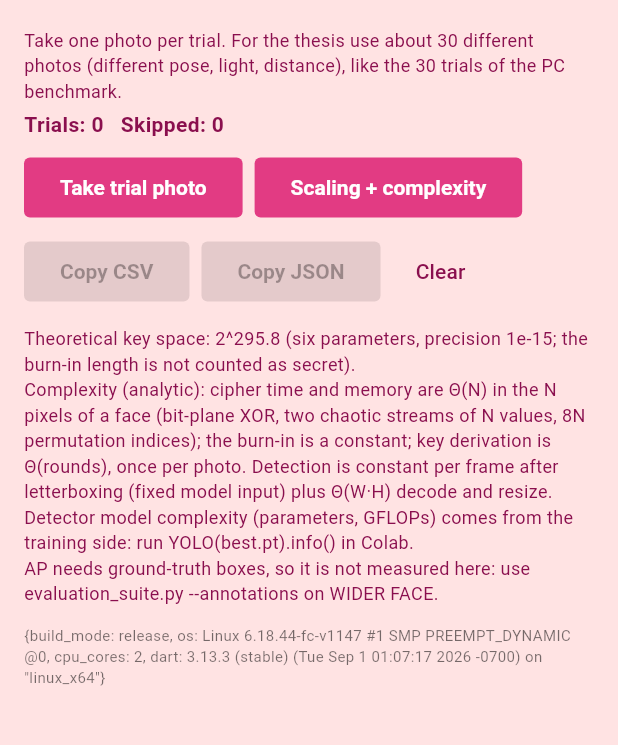
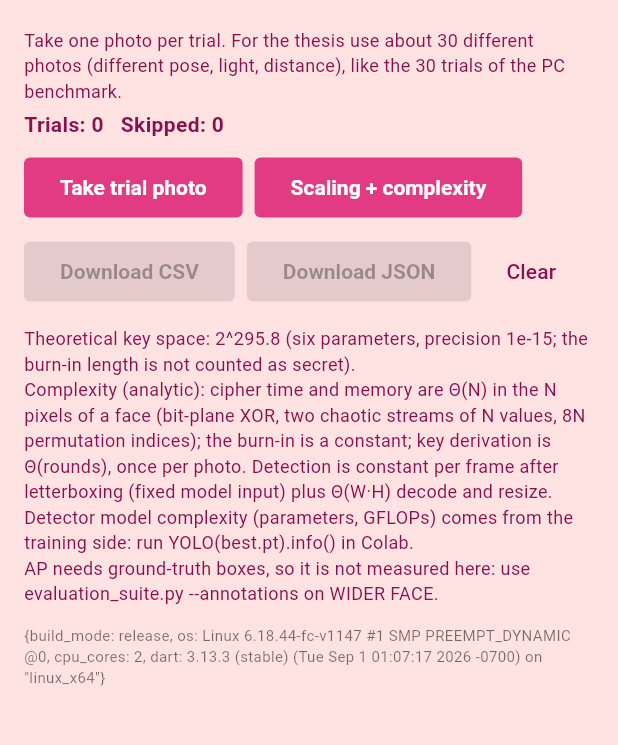
Before and after one commit to jenniferbudim/SEW, a Flutter app: the MetricsPage screen opened directly, on a phone screen of 412 x 824 dp, the part 63-808 px from its top. Run offline on Flutter 3.47's test engine with Material 3 defaults, Android fonts, the phone set to English and light mode, and no system bars; our stand-ins replace camera, cloud_firestore, cloud_functions, file_picker, firebase_auth, firebase_core and 3 more; missing offline and left inert: tflite_flutter; accounts and stored records are empty.

Commit message:
Minor adjustments

```diff
--- a/lib/cloud/score_log.dart
+++ b/lib/cloud/score_log.dart
@@ -19,7 +19,7 @@ void logScore({
   Map<String, int>? timingsMs,
   double? liveScore, // spoof score, lower = more live
   int? sharpness,
-  String? liveVerdict, // 'live' | 'spoof-or-quality' | null if not run
+  String? liveVerdict, // 'live' | 'spoof' | 'too-blurry' | 'error' | null if not run
   String? liveMode, // off | logOnly | enforce
   int? failCount, // consecutive failed attempts after this one
 }) {
--- a/lib/recognition/tflite_liveness.dart
+++ b/lib/recognition/tflite_liveness.dart
@@ -24,6 +24,10 @@ class LivenessResult {
   final int? sharpness; // Laplacian count on the 256x256 crop
   final String? reason; // human-readable, when live == false
   final bool faceFound;
+
+  /// Reason label for the score log: 'live' | 'spoof' (model score too high) | 'too-blurry' (sharpness gate, the
+  /// model was not run) | 'error' (the check could not run).
+  String get verdict => live ? 'live' : (score != null ? 'spoof' : (sharpness != null ? 'too-blurry' : 'error'));
 }
 
 class _Job {
--- a/lib/ui/metrics_page.dart
+++ b/lib/ui/metrics_page.dart
@@ -1,5 +1,7 @@
 import 'dart:convert';
 import 'dart:io' show Platform, ProcessInfo;
+import 'dart:typed_data';
+import 'package:file_picker/file_picker.dart';
 import 'package:flutter/foundation.dart' hide Summary;
 import 'package:flutter/material.dart';
 import 'package:flutter/services.dart';
@@ -229,6 +231,20 @@ class _MetricsPageState extends State<MetricsPage> {
     return b.toString();
   }
 
+  bool _isHist(String k) => k.startsWith('h_p') || k.startsWith('h_c');
+
+  /// One entry per trial: {plain: [[256 R], [256 G], [256 B]], cipher: [...]}, taken out of the rows.
+  List<Map<String, dynamic>> _histograms() => [
+        for (final r in _rows)
+          {
+            for (final kind in const ['plain', 'cipher'])
+              kind: [
+                for (var c = 0; c < 3; c++)
+                  [for (var b = 0; b < 256; b++) (r['h_${kind == 'plain' ? 'p' : 'c'}${c}_$b'] ?? 0).toInt()]
+              ]
+          }
+      ];
+
   String _json() => const JsonEncoder.withIndent('  ').convert(_clean({
         'device': _device(),
         'config': {
@@ -246,12 +262,27 @@ class _MetricsPageState extends State<MetricsPage> {
         'keyspace_theoretical_log2': theoreticalKeyspaceLog2(),
         'summary': {for (final e in _summaries().entries) e.key: e.value.toJson()},
         'scaling': _scaling,
-        'rows': _rows,
+        'histograms': _histograms(),
+        'rows': [
+          for (final r in _rows) {for (final e in r.entries) if (!_isHist(e.key)) e.key: e.value}
+        ],
       }));
 
-  void _copy(String text, String what) {
-    Clipboard.setData(ClipboardData(text: text));
-    ScaffoldMessenger.of(context).showSnackBar(SnackBar(content: Text('$what copied to the clipboard.')));
+  /// Opens the system "save as" dialog so the file goes to a folder the user picks (e.g. Downloads).
+  Future<void> _download(String text, String what, String ext) async {
+    final stamp = DateTime.now().toIso8601String().substring(0, 19).replaceAll(RegExp('[:T]'), '-');
+    try {
+      final saved = await FilePicker.platform.saveFile(
+        dialogTitle: 'Save $what',
+        fileName: 'fdae_metrics_$stamp.$ext',
+        bytes: Uint8List.fromList(utf8.encode(text)),
+      );
+      if (!mounted) return;
+      ScaffoldMessenger.of(context).showSnackBar(SnackBar(
+          content: Text(saved == null && !Platform.isAndroid ? 'Save cancelled.' : '$what saved.')));
+    } catch (e) {
+      if (mounted) ScaffoldMessenger.of(context).showSnackBar(SnackBar(content: Text('Could not save $what: $e')));
+    }
   }
 
   TableRow _row(List<String> c, {bool head = false, String? note}) => TableRow(children: [
@@ -340,8 +371,8 @@ class _MetricsPageState extends State<MetricsPage> {
         Wrap(spacing: 8, runSpacing: 8, children: [
           FilledButton(onPressed: _busy ? null : _trial, child: const Text('Take trial photo')),
           FilledButton(onPressed: _busy ? null : _scale, child: const Text('Scaling + complexity')),
-          FilledButton(onPressed: _rows.isEmpty ? null : () => _copy(_csv(), 'CSV'), child: const Text('Copy CSV')),
-          FilledButton(onPressed: _rows.isEmpty && _scaling == null ? null : () => _copy(_json(), 'JSON'), child: const Text('Copy JSON')),
+          FilledButton(onPressed: _rows.isEmpty ? null : () => _download(_csv(), 'CSV', 'csv'), child: const Text('Download CSV')),
+          FilledButton(onPressed: _rows.isEmpty && _scaling == null ? null : () => _download(_json(), 'JSON', 'json'), child: const Text('Download JSON')),
           TextButton(
               onPressed: _busy
                   ? null
--- a/lib/ui/sign_in_page.dart
+++ b/lib/ui/sign_in_page.dart
@@ -135,7 +135,7 @@ class _SignInPageState extends State<SignInPage> {
           timingsMs: r.timingsMs,
           liveScore: live?.score,
           sharpness: live?.sharpness,
-          liveVerdict: live == null ? null : (live.live ? 'live' : 'spoof-or-quality'),
+          liveVerdict: live?.verdict,
           liveMode: kLivenessMode.name);
       if (kCalibrating) {
         return 'Calibration mode: login is switched off while the match threshold is being set.'
@@ -162,7 +162,7 @@ class _SignInPageState extends State<SignInPage> {
           error: 'not live',
           liveScore: live?.score,
           sharpness: live?.sharpness,
-          liveVerdict: 'spoof-or-quality',
+          liveVerdict: live?.verdict ?? 'error',
           liveMode: kLivenessMode.name);
       final more = await _fail(limiter);
       return 'Liveness check failed${live?.reason != null ? ": ${live!.reason}" : "."}$more';
--- a/pubspec.yaml
+++ b/pubspec.yaml
@@ -19,6 +19,7 @@ dependencies:
   camera: ^0.11.0        # live preview + capture (Android SDK 24+, iOS 13+). If pub rejects it for your
                          # Flutter version, run `flutter pub add camera` to let pub choose a compatible one.
   path_provider: ^2.1.3
+  file_picker: ^8.3.7   # "save as" dialog for the metrics CSV/JSON download
   sqflite: ^2.3.3
   flutter_secure_storage: ^9.2.2
   path: ^1.9.0
```
Also changed, not shown: lib/metrics/fdae_benchmark.dart (+15 -0 lines), lib/recognition/liveness_config.dart (+5 -4 lines), pubspec.lock, 5 other files.
